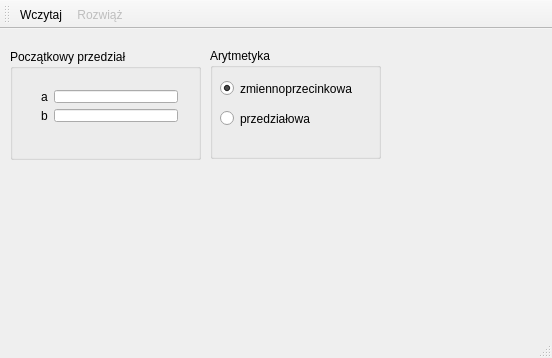
Before: the Qt Designer form mainwindow.ui in hejmsdz/NonLinear, drawn with Qt 5.
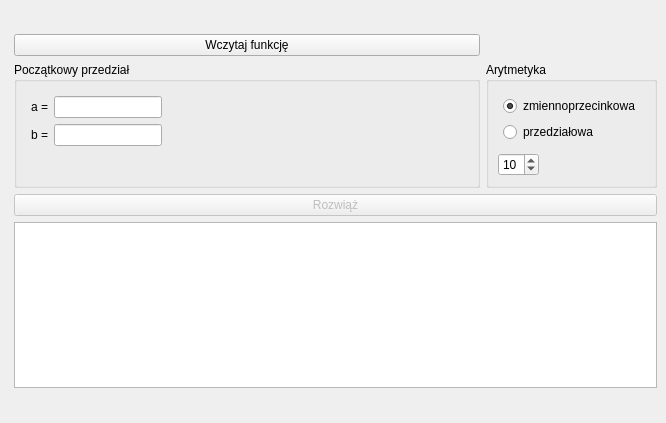
After: the same form once the commit is applied.

Commit message: Redesign main window, refactor backend

The edit to the form file:
```diff
--- a/mainwindow.ui
+++ b/mainwindow.ui
@@ -6,97 +6,70 @@
    <rect>
     <x>0</x>
     <y>0</y>
-    <width>552</width>
-    <height>358</height>
+    <width>666</width>
+    <height>423</height>
    </rect>
   </property>
-  <property name="sizePolicy">
-   <sizepolicy hsizetype="Expanding" vsizetype="Expanding">
-    <horstretch>0</horstretch>
-    <verstretch>0</verstretch>
-   </sizepolicy>
-  </property>
-  <property name="minimumSize">
-   <size>
-    <width>552</width>
-    <height>358</height>
-   </size>
-  </property>
-  <property name="maximumSize">
-   <size>
-    <width>552</width>
-    <height>358</height>
-   </size>
-  </property>
   <property name="windowTitle">
    <string>Rozwiązywanie równań nieliniowych</string>
   </property>
-  <widget class="QWidget" name="centralWidget">
-   <property name="enabled">
-    <bool>true</bool>
-   </property>
-   <property name="sizePolicy">
-    <sizepolicy hsizetype="Expanding" vsizetype="Expanding">
-     <horstretch>0</horstretch>
-     <verstretch>0</verstretch>
-    </sizepolicy>
-   </property>
-   <property name="minimumSize">
-    <size>
-     <width>400</width>
-     <height>241</height>
-    </size>
-   </property>
-   <property name="maximumSize">
-    <size>
-     <width>400</width>
-     <height>241</height>
-    </size>
-   </property>
-   <widget class="QGroupBox" name="initialInterval">
-    <property name="enabled">
-     <bool>true</bool>
-    </property>
+  <widget class="QWidget" name="centralwidget">
+   <widget class="QWidget" name="gridLayoutWidget">
     <property name="geometry">
      <rect>
       <x>10</x>
-      <y>20</y>
-      <width>191</width>
-      <height>111</height>
+      <y>30</y>
+      <width>651</width>
+      <height>362</height>
      </rect>
     </property>
-    <property name="maximumSize">
-     <size>
-      <width>241</width>
-      <height>111</height>
-     </size>
-    </property>
-    <property name="acceptDrops">
-     <bool>false</bool>
-    </property>
+    <layout class="QGridLayout" name="gridLayout">
+     <property name="leftMargin">
+      <number>4</number>
+     </property>
+     <property name="topMargin">
+      <number>4</number>
+     </property>
+     <property name="rightMargin">
+      <number>4</number>
+     </property>
+     <property name="bottomMargin">
+      <number>4</number>
+     </property>
+     <item row="0" column="0">
+      <widget class="QPushButton" name="loadFunction">
+       <property name="text">
+        <string>Wczytaj funkcję</string>
+       </property>
+      </widget>
+     </item>
+     <item row="3" column="0" colspan="2">
+      <widget class="QTableView" name="result"/>
+     </item>
+     <item row="1" column="0">
+      <widget class="QGroupBox" name="groupBox">
     <property name="title">
      <string>Początkowy przedział</string>
     </property>
-    <property name="flat">
-     <bool>false</bool>
-    </property>
-    <property name="checkable">
-     <bool>false</bool>
-    </property>
-    <widget class="QWidget" name="formLayoutWidget">
-     <property name="geometry">
-      <rect>
-       <x>20</x>
-       <y>30</y>
-       <width>159</width>
-       <height>54</height>
-      </rect>
-     </property>
+       <layout class="QFormLayout" name="formLayout_4">
+        <item row="0" column="0">
      <layout class="QFormLayout" name="formLayout">
+          <property name="leftMargin">
+           <number>5</number>
+          </property>
+          <property name="topMargin">
+           <number>5</number>
+          </property>
+          <property name="rightMargin">
+           <number>5</number>
+          </property>
+          <property name="bottomMargin">
+           <number>5</number>
+          </property>
       <item row="0" column="0">
        <widget class="QLabel" name="aLabel">
         <property name="text">
-         <string>a</string>
+             <string>a =</string>
         </property>
        </widget>
       </item>
@@ -106,7 +79,7 @@
       <item row="1" column="0">
        <widget class="QLabel" name="bLabel">
         <property name="text">
-         <string>b</string>
+             <string>b =</string>
         </property>
        </widget>
       </item>
@@ -114,29 +87,42 @@
        <widget class="QLineEdit" name="bInput"/>
       </item>
      </layout>
-    </widget>
-   </widget>
-   <widget class="QGroupBox" name="arithmeticChoice">
-    <property name="geometry">
-     <rect>
-      <x>210</x>
-      <y>19</y>
-      <width>171</width>
-      <height>111</height>
-     </rect>
-    </property>
+        </item>
+       </layout>
+      </widget>
+     </item>
+     <item row="2" column="0" colspan="2">
+      <widget class="QPushButton" name="solve">
+       <property name="enabled">
+        <bool>false</bool>
+       </property>
+       <property name="text">
+        <string>Rozwiąż</string>
+       </property>
+      </widget>
+     </item>
+     <item row="1" column="1">
+      <widget class="QGroupBox" name="groupBox_2">
     <property name="title">
      <string>Arytmetyka</string>
     </property>
-    <widget class="QRadioButton" name="floatingPointArithmetic">
-     <property name="geometry">
-      <rect>
-       <x>10</x>
-       <y>30</y>
-       <width>161</width>
-       <height>21</height>
-      </rect>
-     </property>
+       <layout class="QFormLayout" name="formLayout_3">
+        <item row="0" column="0">
+         <layout class="QFormLayout" name="formLayout_2">
+          <property name="leftMargin">
+           <number>5</number>
+          </property>
+          <property name="topMargin">
+           <number>5</number>
+          </property>
+          <property name="rightMargin">
+           <number>5</number>
+          </property>
+          <property name="bottomMargin">
+           <number>5</number>
+          </property>
+          <item row="0" column="0">
+           <widget class="QRadioButton" name="floatArithmetic">
      <property name="text">
       <string>zmiennoprzecinkowa</string>
      </property>
@@ -144,53 +130,36 @@
       <bool>true</bool>
      </property>
     </widget>
+          </item>
+          <item row="1" column="0">
     <widget class="QRadioButton" name="intervalArithmetic">
-     <property name="geometry">
-      <rect>
-       <x>10</x>
-       <y>60</y>
-       <width>161</width>
-       <height>21</height>
-      </rect>
-     </property>
      <property name="text">
       <string>przedziałowa</string>
      </property>
     </widget>
-   </widget>
-  </widget>
-  <widget class="QToolBar" name="mainToolBar">
-   <attribute name="toolBarArea">
-    <enum>TopToolBarArea</enum>
-   </attribute>
-   <attribute name="toolBarBreak">
-    <bool>false</bool>
-   </attribute>
-   <addaction name="actionLoadFunction"/>
-   <addaction name="actionSolve"/>
-  </widget>
-  <widget class="QStatusBar" name="statusBar"/>
-  <action name="actionLoadFunction">
-   <property name="text">
-    <string>Wczytaj</string>
-   </property>
-   <property name="toolTip">
-    <string>Wczytaj funkcję</string>
-   </property>
-  </action>
-  <action name="actionSolve">
-   <property name="enabled">
-    <bool>false</bool>
-   </property>
-   <property name="text">
-    <string>Rozwiąż</string>
-   </property>
-   <property name="toolTip">
-    <string>Znajdź miejsca zerowe</string>
-   </property>
-  </action>
- </widget>
- <layoutdefault spacing="6" margin="11"/>
+          </item>
+         </layout>
+        </item>
+        <item row="1" column="0">
+         <widget class="QSpinBox" name="decimals">
+          <property name="minimum">
+           <number>2</number>
+          </property>
+          <property name="maximum">
+           <number>50</number>
+          </property>
+          <property name="value">
+           <number>10</number>
+          </property>
+         </widget>
+        </item>
+       </layout>
+      </widget>
+     </item>
+    </layout>
+   </widget>
+  </widget>
+ </widget>
  <resources/>
  <connections/>
 </ui>
```
Left out of the diff: 2 changed lines with no effect on the pictures. Lines whose indentation alone changed are shown as unchanged. The commit also changes 5 other files.
